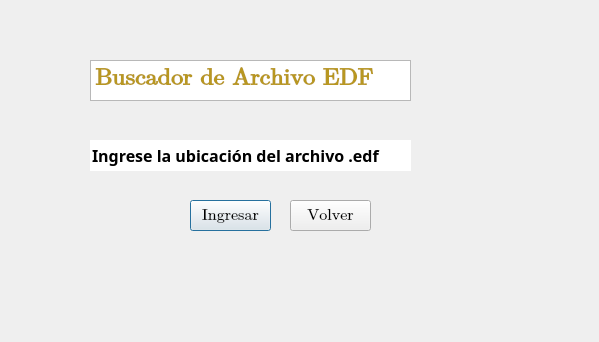
Qt form Rutaedf.ui (PKS-04/InfoII) before a commit.
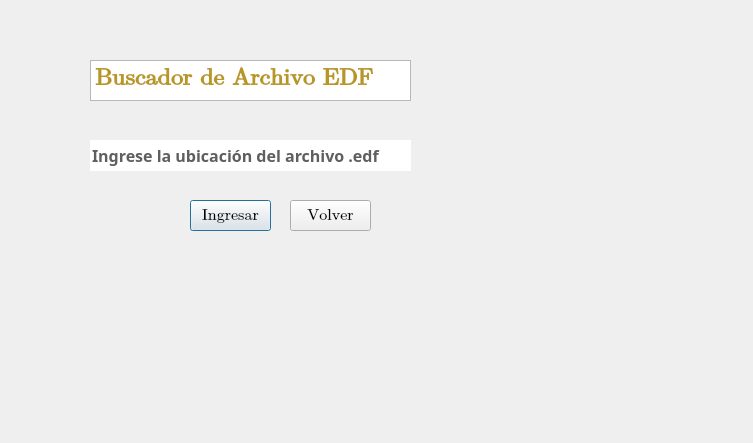
The same form after that commit. Icons and pictures are not drawn.

```diff
--- a/Rutaedf.ui
+++ b/Rutaedf.ui
@@ -9,8 +9,8 @@
    <rect>
     <x>0</x>
     <y>0</y>
-    <width>599</width>
-    <height>342</height>
+    <width>753</width>
+    <height>443</height>
    </rect>
   </property>
   <property name="font">
@@ -35,9 +35,39 @@
    </property>
    <property name="palette">
     <palette>
-     <active/>
-     <inactive/>
-     <disabled/>
+     <active>
+      <colorrole role="Text">
+       <brush brushstyle="SolidPattern">
+        <color alpha="255">
+         <red>95</red>
+         <green>95</green>
+         <blue>95</blue>
+        </color>
+       </brush>
+      </colorrole>
+     </active>
+     <inactive>
+      <colorrole role="Text">
+       <brush brushstyle="SolidPattern">
+        <color alpha="255">
+         <red>95</red>
+         <green>95</green>
+         <blue>95</blue>
+        </color>
+       </brush>
+      </colorrole>
+     </inactive>
+     <disabled>
+      <colorrole role="Text">
+       <brush brushstyle="SolidPattern">
+        <color alpha="255">
+         <red>120</red>
+         <green>120</green>
+         <blue>120</blue>
+        </color>
+       </brush>
+      </colorrole>
+     </disabled>
     </palette>
    </property>
    <property name="font">
```
